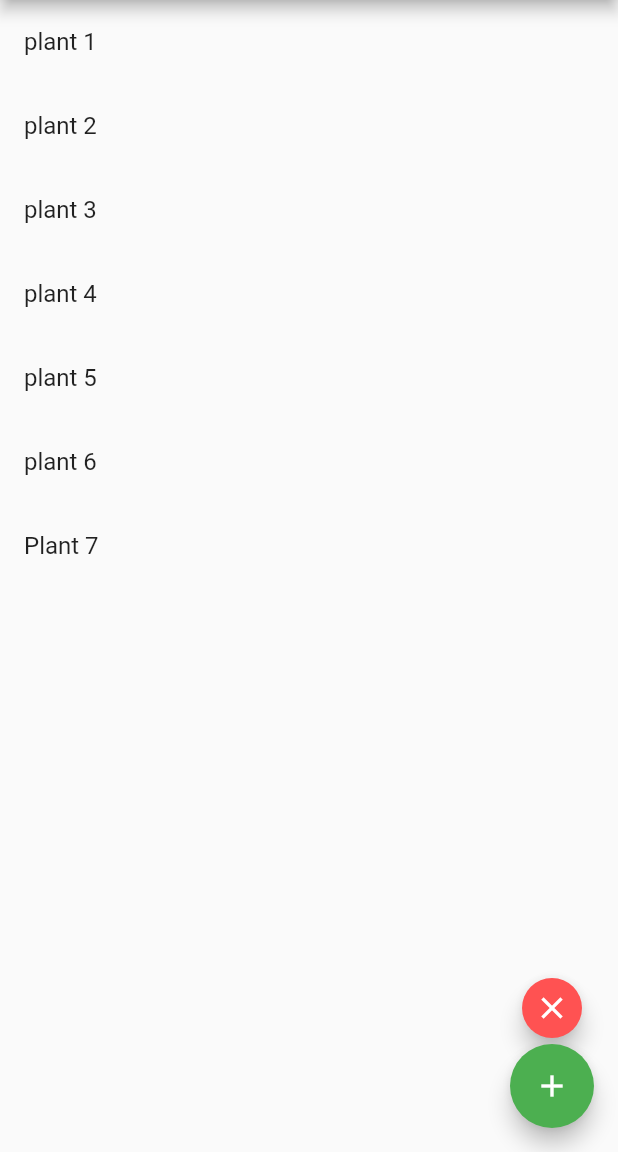
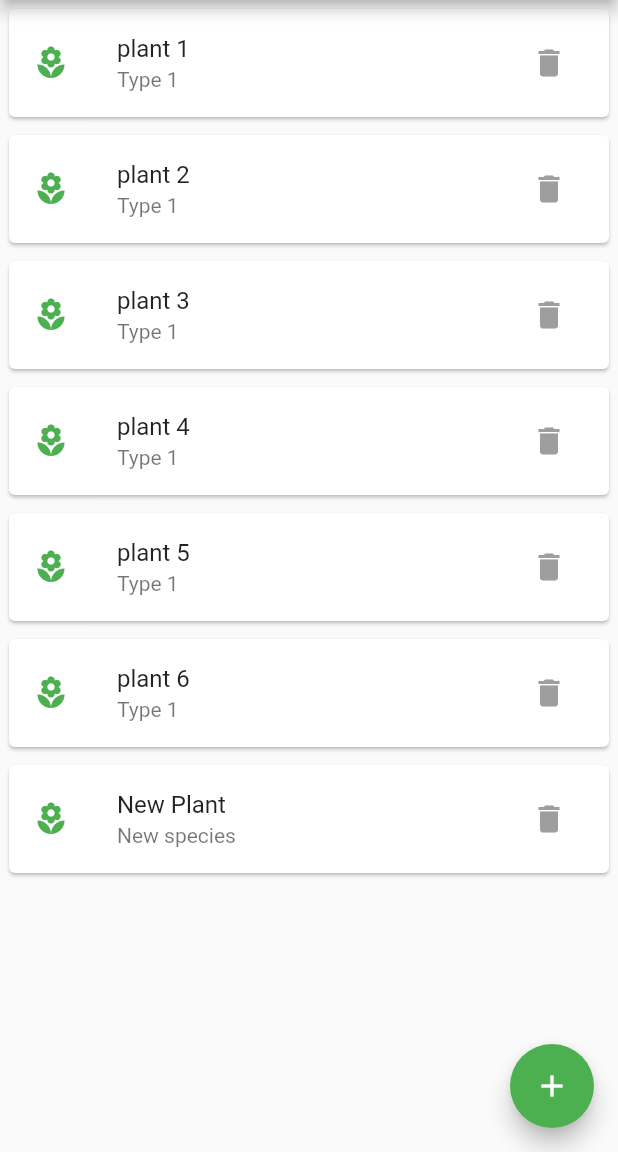
Before and after one commit to nebojsas/plant_diary, a Flutter app: the screen it shows after launch, after a tap on "Load Plants", after a tap on the "add" icon, on a phone screen of 412 x 824 dp, the part 84-1236 px from its top. Run offline on Flutter 3.47's test engine with Material 2 defaults, Android fonts, the light colour scheme and no system bars; our stand-ins replace bloc, flutter_bloc.

Commit message:
Added plant item Expanded plant data Updated plant bloc events

```diff
--- a/lib/bloc/plants_bloc.dart
+++ b/lib/bloc/plants_bloc.dart
@@ -1,7 +1,6 @@
 import 'package:bloc/bloc.dart';
+import 'package:plant_diary/bloc/plants_event.dart';
 import 'package:plant_diary/bloc/plants_state.dart';
-
-enum PlantsEvent { load, add, remove }
 
 class PlantsBloc extends Bloc<PlantsEvent, PlantsState> {
   PlantsBloc() : super(PlantsState.empty());
@@ -20,39 +19,35 @@ class PlantsBloc extends Bloc<PlantsEvent, PlantsState> {
 
   @override
   Stream<PlantsState> mapEventToState(PlantsEvent event) async* {
-    switch (event) {
-      case PlantsEvent.load:
+    if (event is LoadPlantsEvent) {
       yield PlantsState.loading();
       await Future.delayed(Duration(milliseconds: 300));
       yield PlantsState.loaded(serverPlantList);
-        break;
-      case PlantsEvent.add:
+    } else if (event is AddPlantEvent) {
       final plants = state.plants.toList();
       yield PlantsState.loading();
       await Future.delayed(Duration(milliseconds: 300));
       yield PlantsState.loaded(
-            plants..add(Plant('Plant ${plants.length + 1}')));
-        break;
-      case PlantsEvent.remove:
+          plants..add(event.newPlant));
+    } else if (event is RemovePlantsEvent) {
       final plants = state.plants.toList();
       yield PlantsState.loading();
       await Future.delayed(Duration(milliseconds: 300));
       yield plants.isEmpty
           ? PlantsState.empty()
-            : PlantsState.loaded(plants..removeLast());
-        break;
+          : PlantsState.loaded(plants..remove(event.plant));
     }
   }
 
   void loadPlants() {
-    add((PlantsEvent.load));
+    add((LoadPlantsEvent(0)));
   }
 
-  void addPlant() {
-    add((PlantsEvent.add));
+  void addPlant(Plant plant) {
+    add((AddPlantEvent(0, plant)));
   }
 
-  void removePlant() {
-    add((PlantsEvent.remove));
+  void removePlant(Plant plant) {
+    add((RemovePlantsEvent(0, plant)));
   }
 }
--- /dev/null
+++ b/lib/bloc/plants_event.dart
@@ -0,0 +1,24 @@
+// enum PlantsEvent { load, add, remove }
+
+import 'package:plant_diary/bloc/plants_state.dart';
+
+abstract class PlantsEvent {
+
+}
+
+class LoadPlantsEvent extends PlantsEvent {
+final int userId;
+  LoadPlantsEvent(this.userId);
+}
+
+class AddPlantEvent extends PlantsEvent {
+final int userId;
+final Plant newPlant;
+  AddPlantEvent(this.userId, this.newPlant);
+}
+
+class RemovePlantsEvent extends PlantsEvent {
+final int userId;
+final Plant plant;
+  RemovePlantsEvent(this.userId, this.plant);
+}
--- a/lib/bloc/plants_state.dart
+++ b/lib/bloc/plants_state.dart
@@ -1,12 +1,12 @@
 import 'dart:collection';
 
 final serverPlantList = UnmodifiableListView<Plant>([
-  Plant('plant 1'),
-  Plant('plant 2'),
-  Plant('plant 3'),
-  Plant('plant 4'),
-  Plant('plant 5'),
-  Plant('plant 6'),
+  Plant('plant 1', 'Type 1', lastTimeWatered: DateTime.now().subtract(Duration(days: 2))),
+  Plant('plant 2', 'Type 1'),
+  Plant('plant 3', 'Type 1'),
+  Plant('plant 4', 'Type 1'),
+  Plant('plant 5', 'Type 1'),
+  Plant('plant 6', 'Type 1'),
 ]);
 
 class PlantsState {
@@ -24,5 +24,7 @@ class PlantsState {
 
 class Plant {
   final String name;
-  const Plant(this.name);
+  final String species;
+  final DateTime lastTimeWatered;
+  const Plant(this.name, this.species, {this.lastTimeWatered});
 }
--- a/lib/main.dart
+++ b/lib/main.dart
@@ -2,6 +2,7 @@ import 'package:flutter/material.dart';
 import 'package:flutter_bloc/flutter_bloc.dart';
 import 'package:plant_diary/bloc/plants_bloc.dart';
 import 'package:plant_diary/bloc/plants_state.dart';
+import 'package:plant_diary/plant_item_tile.dart';
 
 void main() {
   runApp(MyApp());
@@ -86,8 +87,9 @@ class _MyHomePageState extends State<MyHomePage> {
                           )
                         : ListView(
                             children: state.plants
-                                .map((plantItem) => ListTile(
-                                      title: Text(plantItem.name),
+                                .map((element) => PlantItemTile(
+                                      plant: element,
+                                      buildContext: context,
                                     ))
                                 .toList(),
                           )),
@@ -98,18 +100,11 @@ class _MyHomePageState extends State<MyHomePage> {
         mainAxisAlignment: MainAxisAlignment.end,
         children: [
           FloatingActionButton(
-            onPressed: () {
-              context.bloc<PlantsBloc>().removePlant();
-            },
-            tooltip: 'Remove',
-            mini: true,
-            backgroundColor: Colors.redAccent,
-            child: Icon(Icons.close),
-          ),
-          FloatingActionButton(
             isExtended: true,
             onPressed: () {
-              context.bloc<PlantsBloc>().addPlant();
+              context
+                  .bloc<PlantsBloc>()
+                  .addPlant(Plant('New Plant', 'New species'));
             },
             tooltip: 'Add',
             child: Icon(Icons.add),
--- /dev/null
+++ b/lib/plant_item_tile.dart
@@ -0,0 +1,52 @@
+import 'package:flutter/material.dart';
+import 'package:flutter_bloc/flutter_bloc.dart';
+import 'package:plant_diary/bloc/plants_bloc.dart';
+
+import 'bloc/plants_state.dart';
+
+class PlantItemTile extends StatelessWidget {
+  final Plant plant;
+  final BuildContext buildContext;
+
+  const PlantItemTile({
+    Key key,
+    this.plant, this.buildContext,
+  }) : super(key: key);
+
+  @override
+  Widget build(BuildContext context) {
+    return Padding(
+      padding: const EdgeInsets.all(2.0),
+      child: Card(
+        child: ListTile(
+          leading: Column(
+            mainAxisAlignment: MainAxisAlignment.spaceAround,
+            children: [
+              Icon(
+                Icons.local_florist,
+                color: Colors.green,
+              ),
+            ],
+          ),
+          title: Text(plant.name),
+          subtitle: Text(plant.species),
+          trailing: Column(
+            mainAxisAlignment: MainAxisAlignment.spaceAround,
+            children: [
+              IconButton(
+                color: Colors.grey,
+                focusColor: Colors.redAccent,
+                icon: Icon(
+                  Icons.delete,
+                ),
+                onPressed: () {
+                  buildContext.bloc<PlantsBloc>().removePlant(plant);
+                },
+              ),
+            ],
+          ),
+        ),
+      ),
+    );
+  }
+}
```
Lines whose indentation alone changed are shown as unchanged.
